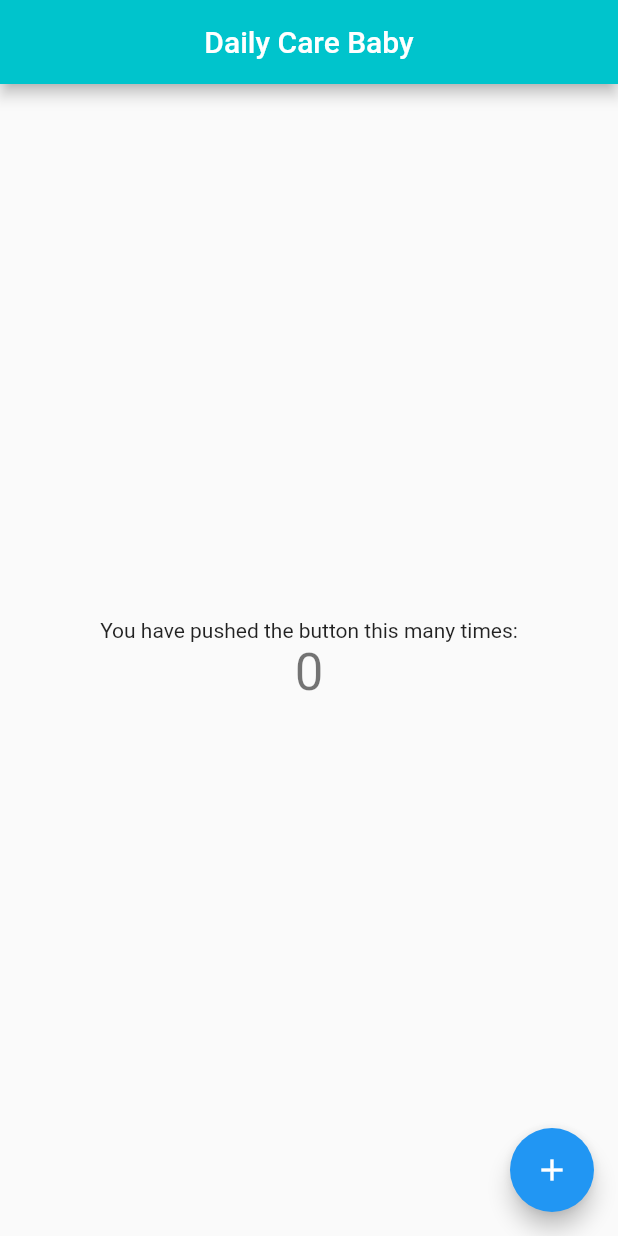
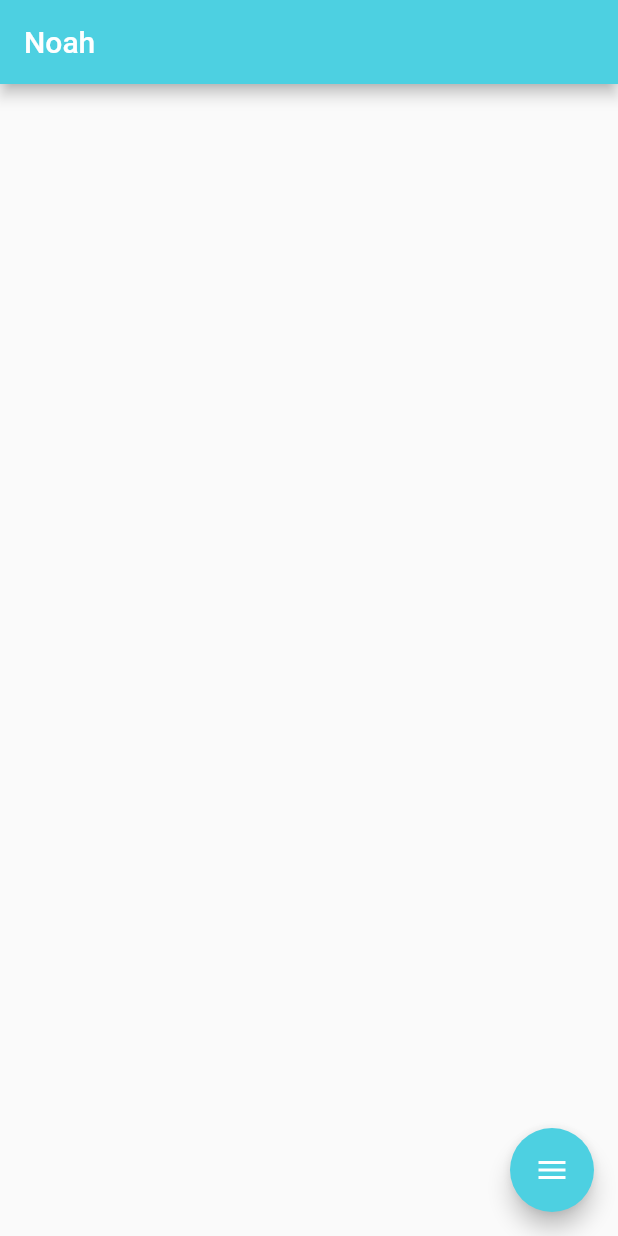
Before and after one commit to senhorwell/dailycarebaby, a Flutter app: the screen it shows after launch, on a phone screen of 412 x 824 dp. Run offline on Flutter 3.47's test engine with Material 2 defaults, Android fonts, the phone set to English and light mode, and no system bars; drawn by our look-alikes of firebase_database, flutter_speed_dial; our stand-ins replace firebase_core; accounts and stored records are empty; statements that could not run were skipped.

Commit message:
Projeto iniciado e funcionando primeiro prototipo

```diff
--- /dev/null
+++ b/lib/home.dart
@@ -0,0 +1,157 @@
+import 'dart:convert';
+import 'dart:math';
+import 'package:flutter_speed_dial/flutter_speed_dial.dart';
+import 'package:intl/intl.dart';
+
+import 'package:firebase_database/firebase_database.dart';
+import 'package:firebase_database/ui/firebase_animated_list.dart';
+import 'package:flutter/material.dart';
+
+class AddNote extends StatefulWidget {
+  String title;
+  AddNote({super.key, required this.title});
+  @override
+  AddNoteState createState() => AddNoteState();
+}
+
+class AddNoteState extends State<AddNote> {
+  TextEditingController second = TextEditingController();
+  var rng = Random();
+  var k;
+  var ref;
+  var todos;
+  TextEditingController third = TextEditingController();
+  final fb = FirebaseDatabase.instance;
+
+  openModal(type) {
+    rng = Random();
+    k = rng.nextInt(10000);
+    ref = fb.ref().child(widget.title.toLowerCase() + '/$k');
+    showDialog(
+        context: context,
+        builder: (BuildContext context) {
+          return Dialog(
+            child: Padding(
+              padding: const EdgeInsets.all(20.0),
+              child: Column(
+                  mainAxisSize: MainAxisSize.min,
+                  mainAxisAlignment: MainAxisAlignment.center,
+                  children: [
+                    Container(
+                      alignment: Alignment.center,
+                      child: Text(type),
+                    ),
+                    Container(
+                      decoration: BoxDecoration(border: Border.all()),
+                      child: TextField(
+                        controller: third,
+                        textAlign: TextAlign.center,
+                        decoration: const InputDecoration(
+                          hintText: 'Quantidade',
+                        ),
+                      ),
+                    ),
+                    const SizedBox(
+                      height: 10,
+                    ),
+                    MaterialButton(
+                      color: Colors.indigo[900],
+                      onPressed: () {
+                        ref.set({
+                          "type": type.toLowerCase(),
+                          "qtd": third.text,
+                          "datetime": DateFormat('dd/MM/yyyy HH:mm')
+                              .format(DateTime.now())
+                              .toString()
+                        }).asStream();
+                        second.clear();
+                        third.clear();
+                        Navigator.of(context).pop();
+                      },
+                      child: const Text(
+                        "Salvar",
+                        style: TextStyle(
+                          color: Colors.white,
+                          fontSize: 20,
+                        ),
+                      ),
+                    ),
+                  ]),
+            ),
+          );
+        });
+  }
+
+  @override
+  Widget build(BuildContext context) {
+    rng = Random();
+    k = rng.nextInt(10000);
+
+    ref = fb.ref().child(widget.title.toLowerCase() + '/$k');
+    todos = fb.ref().child(widget.title.toLowerCase());
+
+    return Scaffold(
+      appBar: AppBar(
+        title: Text(widget.title),
+        backgroundColor: Colors.cyan.shade300,
+      ),
+      floatingActionButton: SpeedDial(
+          animatedIcon: AnimatedIcons.menu_arrow,
+          backgroundColor: Colors.cyan.shade300,
+          children: [
+            SpeedDialChild(
+              backgroundColor: Colors.cyan.shade300,
+              child: const Icon(Icons.medication_liquid),
+              label: 'Leite',
+              onTap: () => openModal("Leite"),
+            ),
+            SpeedDialChild(
+              backgroundColor: Colors.cyan.shade300,
+              child: const Icon(Icons.baby_changing_station),
+              label: 'Fralda',
+              onTap: () => openModal("Fralda"),
+            ),
+            SpeedDialChild(
+              backgroundColor: Colors.cyan.shade300,
+              child: const Icon(Icons.sick),
+              label: 'Vômito',
+              onTap: () => openModal("Vomito"),
+            ),
+            SpeedDialChild(
+              backgroundColor: Colors.cyan.shade300,
+              child: const Icon(Icons.thermostat),
+              label: 'Febre',
+              onTap: () => openModal("Febre"),
+            )
+          ]),
+      body: Column(
+        children: [
+          Flexible(
+            child: FirebaseAnimatedList(
+              key: const ValueKey<bool>(false),
+              query: todos,
+              reverse: false,
+              itemBuilder: (context, snapshot, animation, index) {
+                Map<dynamic, dynamic> values =
+                    snapshot.value as Map<dynamic, dynamic>;
+                return SizeTransition(
+                  sizeFactor: animation,
+                  child: ListTile(
+                    trailing: IconButton(
+                      onPressed: () {
+                        todos.child(snapshot.key!).remove();
+                      },
+                      icon: const Icon(Icons.delete),
+                    ),
+                    title: Text(
+                        '${values['datetime']} - ${values['type']}: ${values['qtd']}'),
+                  ),
+                );
+              },
+            ),
+          ),
+        ],
+      ),
+    );
+  }
+}
--- a/lib/main.dart
+++ b/lib/main.dart
@@ -1,117 +1,27 @@
 import 'package:flutter/material.dart';
+import 'package:firebase_core/firebase_core.dart';
 
-void main() {
+import 'firebase_options.dart';
+import 'home.dart';
+
+Future<void> main() async {
+  await Firebase.initializeApp(
+    options: DefaultFirebaseOptions.currentPlatform,
+  );
   runApp(const MyApp());
 }
 
 class MyApp extends StatelessWidget {
   const MyApp({Key? key}) : super(key: key);
 
-  // This widget is the root of your application.
   @override
   Widget build(BuildContext context) {
     return MaterialApp(
       title: 'Daily Care Baby',
       theme: ThemeData(
-        // This is the theme of your application.
-        //
-        // Try running your application with "flutter run". You'll see the
-        // application has a blue toolbar. Then, without quitting the app, try
-        // changing the primarySwatch below to Colors.green and then invoke
-        // "hot reload" (press "r" in the console where you ran "flutter run",
-        // or simply save your changes to "hot reload" in a Flutter IDE).
-        // Notice that the counter didn't reset back to zero; the application
-        // is not restarted.
         primarySwatch: Colors.blue,
       ),
-      home: const MyHomePage(title: 'Daily Care Baby'),
+      home: AddNote(title: "Noah"),
     );
   }
 }
-
-class MyHomePage extends StatefulWidget {
-  const MyHomePage({Key? key, required this.title}) : super(key: key);
-
-  // This widget is the home page of your application. It is stateful, meaning
-  // that it has a State object (defined below) that contains fields that affect
-  // how it looks.
-
-  // This class is the configuration for the state. It holds the values (in this
-  // case the title) provided by the parent (in this case the App widget) and
-  // used by the build method of the State. Fields in a Widget subclass are
-  // always marked "final".
-
-  final String title;
-
-  @override
-  State<MyHomePage> createState() => _MyHomePageState();
-}
-
-class _MyHomePageState extends State<MyHomePage> {
-  int _counter = 0;
-
-  void _incrementCounter() {
-    setState(() {
-      // This call to setState tells the Flutter framework that something has
-      // changed in this State, which causes it to rerun the build method below
-      // so that the display can reflect the updated values. If we changed
-      // _counter without calling setState(), then the build method would not be
-      // called again, and so nothing would appear to happen.
-      _counter++;
-    });
-  }
-
-  @override
-  Widget build(BuildContext context) {
-    // This method is rerun every time setState is called, for instance as done
-    // by the _incrementCounter method above.
-    //
-    // The Flutter framework has been optimized to make rerunning build methods
-    // fast, so that you can just rebuild anything that needs updating rather
-    // than having to individually change instances of widgets.
-    return Scaffold(
-      appBar: AppBar(
-        // Here we take the value from the MyHomePage object that was created by
-        // the App.build method, and use it to set our appbar title.
-        title: Text(widget.title),
-        centerTitle: true,
-        backgroundColor: const Color(0xFF00C4CC)
-      ),
-      body: Center(
-        // Center is a layout widget. It takes a single child and positions it
-        // in the middle of the parent.
-        child: Column(
-          // Column is also a layout widget. It takes a list of children and
-          // arranges them vertically. By default, it sizes itself to fit its
-          // children horizontally, and tries to be as tall as its parent.
-          //
-          // Invoke "debug painting" (press "p" in the console, choose the
-          // "Toggle Debug Paint" action from the Flutter Inspector in Android
-          // Studio, or the "Toggle Debug Paint" command in Visual Studio Code)
-          // to see the wireframe for each widget.
-          //
-          // Column has various properties to control how it sizes itself and
-          // how it positions its children. Here we use mainAxisAlignment to
-          // center the children vertically; the main axis here is the vertical
-          // axis because Columns are vertical (the cross axis would be
-          // horizontal).
-          mainAxisAlignment: MainAxisAlignment.center,
-          children: <Widget>[
-            const Text(
-              'You have pushed the button this many times:',
-            ),
-            Text(
-              '$_counter',
-              style: Theme.of(context).textTheme.headline4,
-            ),
-          ],
-        ),
-      ),
-      floatingActionButton: FloatingActionButton(
-        onPressed: _incrementCounter,
-        tooltip: 'Increment',
-        child: const Icon(Icons.add),
-      ), // This trailing comma makes auto-formatting nicer for build methods.
-    );
-  }
-}
--- a/pubspec.yaml
+++ b/pubspec.yaml
@@ -29,11 +29,13 @@ environment:
 dependencies:
   flutter:
     sdk: flutter
-
-
+  firebase_core: any
+  firebase_database: any
+  flutter_speed_dial: any
   # The following adds the Cupertino Icons font to your application.
   # Use with the CupertinoIcons class for iOS style icons.
   cupertino_icons: ^1.0.2
+  intl: ^0.18.0
 
 dev_dependencies:
   flutter_test:
```
Also changed, not shown: firebase.json (added), lib/firebase_options.dart (added), pubspec.lock, 22 other files.
